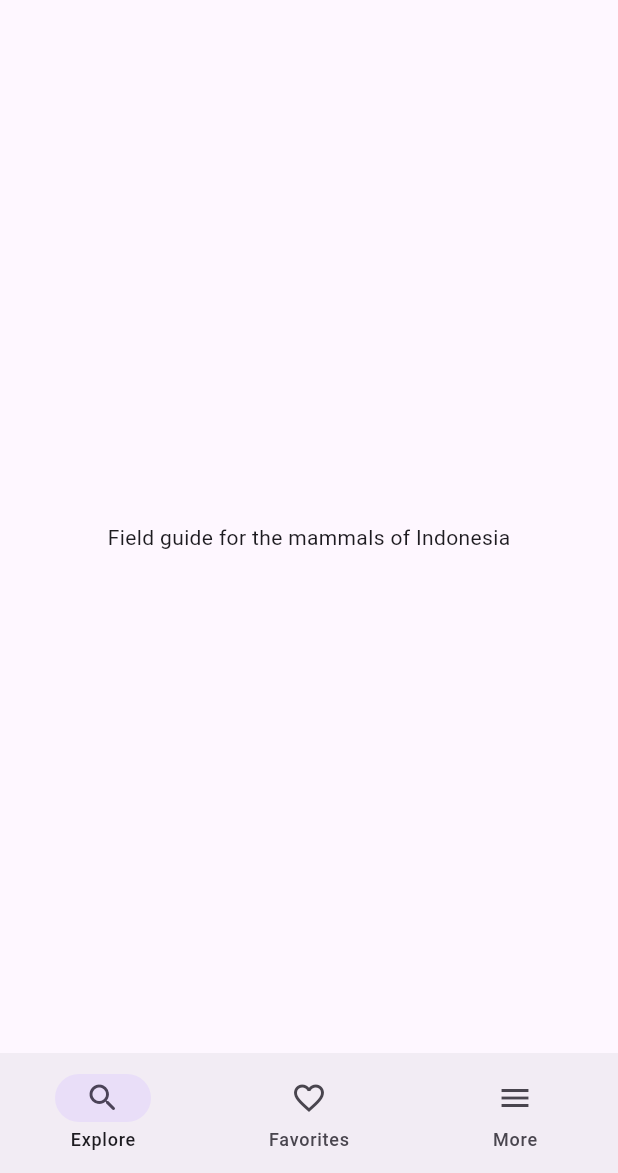
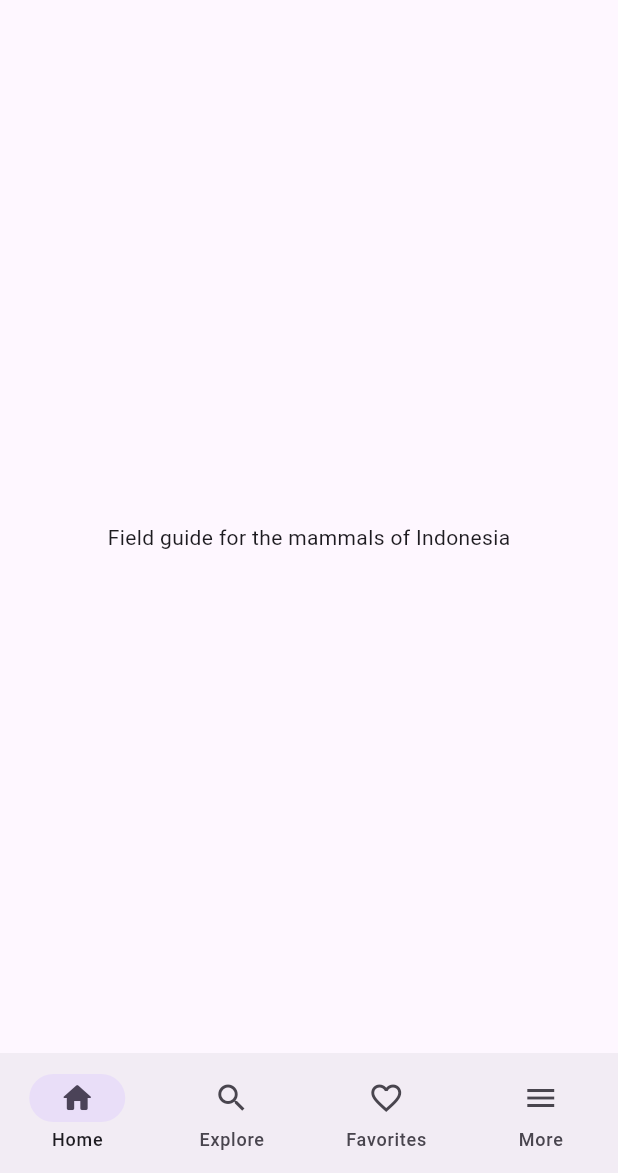
Before and after one commit to hhandika/awnoa, a Flutter app: the screen it shows after launch, after a tap on the "list alt" icon, on a phone screen of 412 x 824 dp, the part 63-1236 px from its top. Run offline on Flutter 3.47's test engine with Material 3 defaults, Android fonts, the phone set to English and light mode, and no system bars.

Commit message:
Add home navbar.

```diff
--- a/lib/home.dart
+++ b/lib/home.dart
@@ -35,6 +35,11 @@ class _HomeScreenState extends State<HomeScreen> {
         bottomNavigationBar: NavigationBar(
           selectedIndex: 0,
           destinations: const [
+            NavigationDestination(
+              selectedIcon: Icon(Icons.home_rounded),
+              icon: Icon(Icons.home_outlined),
+              label: 'Home',
+            ),
             NavigationDestination(
               selectedIcon: Icon(Icons.search_rounded),
               icon: Icon(Icons.search_outlined),
@@ -78,6 +83,12 @@ class _HomeScreenState extends State<HomeScreen> {
                       MaterialPageRoute(
                           builder: (context) => const HomeScreen()));
                   break;
+                case 4:
+                  Navigator.push(
+                      context,
+                      MaterialPageRoute(
+                          builder: (context) => const HomeScreen()));
+                  break;
               }
             });
           },
```
